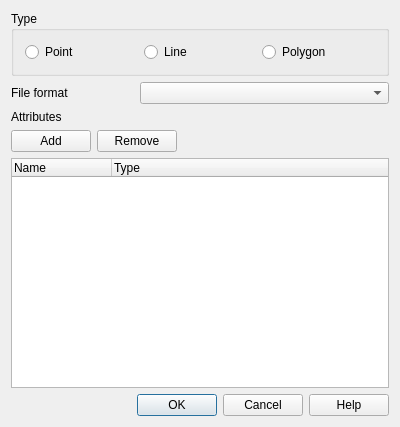
qgis/QGIS, file src/ui/qgsgeomtypedialogbase.ui: the form before one commit.
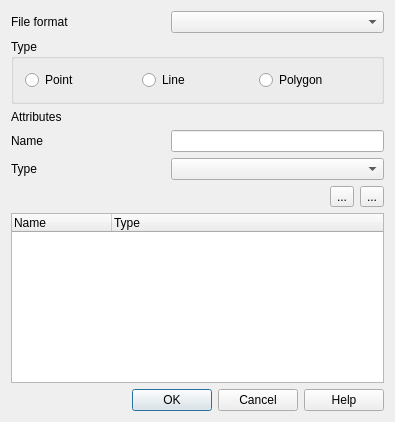
The form after the commit. Icons and pictures are not drawn.

Commit message: Use button box for cross platform consistency

```diff
--- a/src/ui/qgsgeomtypedialogbase.ui
+++ b/src/ui/qgsgeomtypedialogbase.ui
@@ -5,8 +5,8 @@
    <rect>
     <x>0</x>
     <y>0</y>
-    <width>400</width>
-    <height>427</height>
+    <width>395</width>
+    <height>422</height>
    </rect>
   </property>
   <property name="windowTitle" >
@@ -16,7 +16,7 @@
    <bool>true</bool>
   </property>
   <layout class="QGridLayout" >
-   <item row="1" column="0" colspan="2" >
+   <item row="0" column="0" >
     <widget class="QLabel" name="mFileFormatLabel" >
      <property name="text" >
       <string>File format</string>
@@ -26,50 +26,10 @@
      </property>
     </widget>
    </item>
-   <item row="1" column="2" colspan="2" >
+   <item row="0" column="1" colspan="3" >
     <widget class="QComboBox" name="mFileFormatComboBox" />
    </item>
-   <item row="3" column="1" colspan="2" >
-    <widget class="QPushButton" name="mRemoveAttributeButton" >
-     <property name="text" >
-      <string>Remove</string>
-     </property>
-    </widget>
-   </item>
-   <item row="3" column="3" >
-    <spacer>
-     <property name="orientation" >
-      <enum>Qt::Horizontal</enum>
-     </property>
-     <property name="sizeType" >
-      <enum>QSizePolicy::Expanding</enum>
-     </property>
-     <property name="sizeHint" >
-      <size>
-       <width>91</width>
-       <height>20</height>
-      </size>
-     </property>
-    </spacer>
-   </item>
-   <item row="2" column="0" colspan="3" >
-    <widget class="QLabel" name="mAttributeLabel" >
-     <property name="text" >
-      <string>Attributes</string>
-     </property>
-     <property name="buddy" >
-      <cstring>mAddAttributeButton</cstring>
-     </property>
-    </widget>
-   </item>
-   <item row="3" column="0" >
-    <widget class="QPushButton" name="mAddAttributeButton" >
-     <property name="text" >
-      <string>Add</string>
-     </property>
-    </widget>
-   </item>
-   <item row="0" column="0" colspan="4" >
+   <item row="1" column="0" colspan="4" >
     <widget class="QGroupBox" name="buttonGroup1" >
      <property name="title" >
       <string>Type</string>
@@ -99,8 +59,89 @@
      </layout>
     </widget>
    </item>
-   <item row="4" column="0" colspan="4" >
+   <item row="2" column="0" colspan="4" >
+    <widget class="QLabel" name="mAttributeLabel" >
+     <property name="text" >
+      <string>Attributes</string>
+     </property>
+    </widget>
+   </item>
+   <item row="3" column="0" >
+    <widget class="QLabel" name="textLabel1" >
+     <property name="text" >
+      <string>Name</string>
+     </property>
+     <property name="buddy" >
+      <cstring>mNameEdit</cstring>
+     </property>
+    </widget>
+   </item>
+   <item row="3" column="1" colspan="3" >
+    <widget class="QLineEdit" name="mNameEdit" />
+   </item>
+   <item row="4" column="0" >
+    <widget class="QLabel" name="textLabel2" >
+     <property name="text" >
+      <string>Type</string>
+     </property>
+     <property name="buddy" >
+      <cstring>mTypeBox</cstring>
+     </property>
+    </widget>
+   </item>
+   <item row="4" column="1" colspan="3" >
+    <widget class="QComboBox" name="mTypeBox" />
+   </item>
+   <item row="5" column="0" colspan="2" >
+    <spacer>
+     <property name="orientation" >
+      <enum>Qt::Horizontal</enum>
+     </property>
+     <property name="sizeHint" >
+      <size>
+       <width>291</width>
+       <height>20</height>
+      </size>
+     </property>
+    </spacer>
+   </item>
+   <item row="5" column="2" >
+    <widget class="QToolButton" name="mRemoveAttributeButton" >
+     <property name="toolTip" >
+      <string>Remove selected row</string>
+     </property>
+     <property name="text" >
+      <string>...</string>
+     </property>
+     <property name="icon" >
+      <iconset>../../images/themes/default/mActionDeleteAttribute.png</iconset>
+     </property>
+    </widget>
+   </item>
+   <item row="5" column="3" >
+    <widget class="QToolButton" name="mAddAttributeButton" >
+     <property name="toolTip" >
+      <string>Add values manually</string>
+     </property>
+     <property name="text" >
+      <string>...</string>
+     </property>
+     <property name="icon" >
+      <iconset>../../images/themes/default/mActionNewAttribute.png</iconset>
+     </property>
+    </widget>
+   </item>
+   <item row="6" column="0" colspan="4" >
     <widget class="QTreeWidget" name="mAttributeView" >
+     <property name="sizePolicy" >
+      <sizepolicy vsizetype="Expanding" hsizetype="Expanding" >
+       <horstretch>0</horstretch>
+       <verstretch>0</verstretch>
+      </sizepolicy>
+     </property>
+     <property name="alternatingRowColors" >
+      <bool>true</bool>
+     </property>
      <property name="rootIsDecorated" >
       <bool>false</bool>
      </property>
@@ -116,7 +157,7 @@
      </column>
     </widget>
    </item>
-   <item row="5" column="0" colspan="4" >
+   <item row="7" column="0" colspan="4" >
     <widget class="QDialogButtonBox" name="buttonBox" >
      <property name="orientation" >
       <enum>Qt::Horizontal</enum>
```
Left out of the diff: 43 changed lines with no effect on the pictures. The commit also changes 1 other file.
